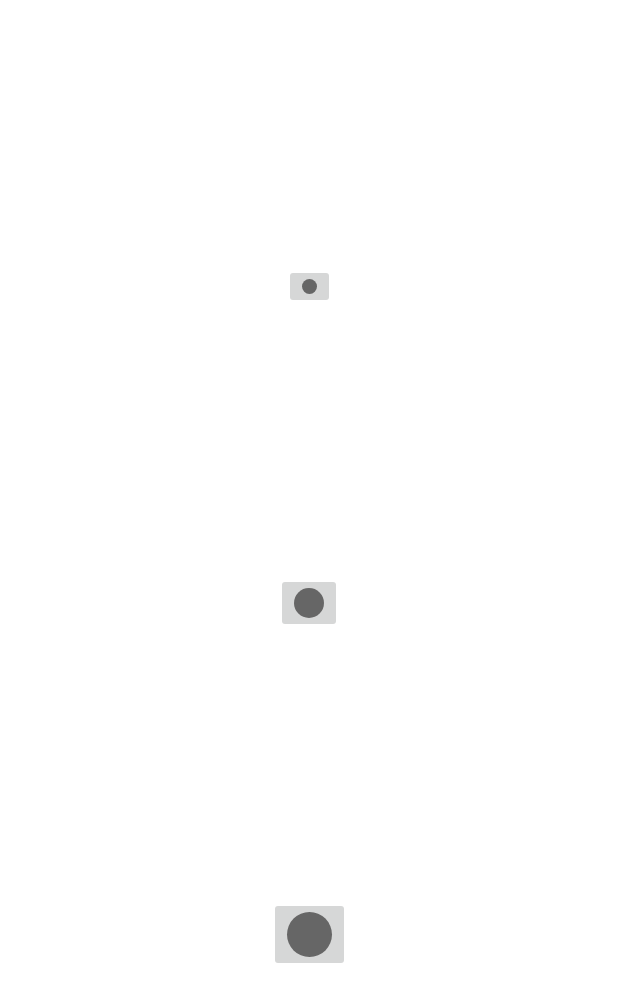
After one commit to TCompton88/Drawing_App, an Android app: the layout dialogue_brush_sizes.xml on its own in the app's theme, with its tools: preview values and no code run, on a phone screen of 412 x 824 dp. The commit adds this screen. Shown: the top 1002 px of the screen. Run offline under Robolectric (Android 15) with nearby library versions, the phone set to English and light mode, and no system bars.

Commit message:
start of brush size picker

```diff
--- a/app/src/main/java/com/example/drawingapp/DrawingView.kt
+++ b/app/src/main/java/com/example/drawingapp/DrawingView.kt
@@ -3,6 +3,7 @@ package com.example.drawingapp
 import android.content.Context
 import android.graphics.*
 import android.util.AttributeSet
+import android.util.TypedValue
 import android.view.MotionEvent
 import android.view.View
 
@@ -31,7 +32,6 @@ class DrawingView(context: Context, attrs: AttributeSet) : View(context, attrs)
         drawPaint!!.strokeJoin = Paint.Join.ROUND
         drawPaint!!.strokeCap = Paint.Cap.ROUND
         canvasPaint = Paint(Paint.DITHER_FLAG)
-        brushSize = 20.toFloat()
     }
 
     override fun onSizeChanged(w: Int, h: Int, oldw: Int, oldh: Int) {
@@ -94,6 +94,13 @@ class DrawingView(context: Context, attrs: AttributeSet) : View(context, attrs)
         return true
     }
 
+    fun setSizeForBrush(newSize: Float){
+        brushSize = TypedValue.applyDimension(TypedValue.COMPLEX_UNIT_DIP,
+        newSize, resources.displayMetrics)
+
+        drawPaint!!.strokeWidth = brushSize
+    }
+
     internal inner class CustomPath(var color: Int,
                                     var brushSize: Float) : Path() {
 
--- a/app/src/main/java/com/example/drawingapp/MainActivity.kt
+++ b/app/src/main/java/com/example/drawingapp/MainActivity.kt
@@ -1,11 +1,26 @@
 package com.example.drawingapp
 
+import android.app.Dialog
 import androidx.appcompat.app.AppCompatActivity
 import android.os.Bundle
+import com.example.drawingapp.R.layout.dialogue_brush_sizes
+
 
 class MainActivity : AppCompatActivity() {
+
+    private  var drawingView: DrawingView? = null
+
     override fun onCreate(savedInstanceState: Bundle?) {
         super.onCreate(savedInstanceState)
         setContentView(R.layout.activity_main)
+
+        drawingView = findViewById(R.id.drawing_view)
+        drawingView?.setSizeForBrush(20.toFloat())
+    }
+
+    private fun showBrushSizeDialog(){
+        var brushDialog = Dialog(this)
+        brushDialog.setContentView(dialogue_brush_sizes)
+        brushDialog.setTitle("Brush Size: ")
     }
 }
--- /dev/null
+++ b/app/src/main/res/drawable/background_drawing_view_layout.xml
@@ -0,0 +1,10 @@
+<?xml version="1.0" encoding="utf-8"?>
+<shape xmlns:android="http://schemas.android.com/apk/res/android"
+    android:shape="rectangle"
+    >
+    <solid android:color="#FFFFFF"/>
+    <stroke android:width="0.5dp"
+        android:color="#9AA2Af"/>
+
+
+</shape>
--- /dev/null
+++ b/app/src/main/res/drawable/big.xml
@@ -0,0 +1,12 @@
+<?xml version="1.0" encoding="utf-8"?>
+<shape xmlns:android="http://schemas.android.com/apk/res/android"
+    android:dither="true"
+    android:shape="oval"
+    >
+
+    <size
+        android:height="30dp"
+        android:width="30dp"/>
+    <solid android:color="#FF666666"/>
+
+</shape>
--- /dev/null
+++ b/app/src/main/res/drawable/medium.xml
@@ -0,0 +1,12 @@
+<?xml version="1.0" encoding="utf-8"?>
+<shape xmlns:android="http://schemas.android.com/apk/res/android"
+    android:dither="true"
+    android:shape="oval"
+    >
+
+    <size
+        android:height="20dp"
+        android:width="20dp"/>
+    <solid android:color="#FF666666"/>
+
+</shape>
--- /dev/null
+++ b/app/src/main/res/drawable/small.xml
@@ -0,0 +1,12 @@
+<?xml version="1.0" encoding="utf-8"?>
+<shape xmlns:android="http://schemas.android.com/apk/res/android"
+    android:dither="true"
+    android:shape="oval"
+    >
+
+    <size
+        android:height="10dp"
+        android:width="10dp"/>
+    <solid android:color="#FF666666"/>
+
+</shape>
--- a/app/src/main/res/layout/activity_main.xml
+++ b/app/src/main/res/layout/activity_main.xml
@@ -10,6 +10,8 @@
         android:id="@+id/drawing_view"
         android:layout_width="0dp"
         android:layout_height="0dp"
+        android:layout_margin="8dp"
+        android:background="@drawable/background_drawing_view_layout"
         app:layout_constraintBottom_toBottomOf="parent"
         app:layout_constraintLeft_toLeftOf="parent"
         app:layout_constraintRight_toRightOf="parent"
--- /dev/null
+++ b/app/src/main/res/layout/dialogue_brush_sizes.xml
@@ -0,0 +1,41 @@
+<?xml version="1.0" encoding="utf-8"?>
+<androidx.constraintlayout.widget.ConstraintLayout xmlns:android="http://schemas.android.com/apk/res/android"
+    xmlns:tools="http://schemas.android.com/tools"
+    android:layout_width="match_parent"
+    android:layout_height="match_parent"
+    xmlns:app="http://schemas.android.com/apk/res-auto">
+
+    <ImageButton
+        android:id="@+id/small_brush"
+        android:layout_width="wrap_content"
+        android:layout_height="wrap_content"
+        android:src="@drawable/small"
+        app:layout_constraintBottom_toTopOf="@+id/medium_brush"
+        app:layout_constraintEnd_toEndOf="parent"
+        app:layout_constraintStart_toStartOf="parent"
+        app:layout_constraintTop_toTopOf="parent"
+        tools:ignore="ContentDescription,TouchTargetSizeCheck,SpeakableTextPresentCheck" />
+
+    <ImageButton
+        android:id="@+id/medium_brush"
+        android:layout_width="wrap_content"
+        android:layout_height="wrap_content"
+        android:src="@drawable/medium"
+        app:layout_constraintBottom_toTopOf="@+id/big_brush"
+        app:layout_constraintEnd_toEndOf="parent"
+        app:layout_constraintStart_toStartOf="parent"
+        app:layout_constraintTop_toBottomOf="@+id/small_brush"
+        tools:ignore="ContentDescription,TouchTargetSizeCheck,SpeakableTextPresentCheck" />
+
+    <ImageButton
+        android:id="@+id/big_brush"
+        android:layout_width="wrap_content"
+        android:layout_height="wrap_content"
+        android:src="@drawable/big"
+        app:layout_constraintBottom_toBottomOf="parent"
+        app:layout_constraintEnd_toEndOf="parent"
+        app:layout_constraintStart_toStartOf="parent"
+        app:layout_constraintTop_toBottomOf="@+id/medium_brush"
+        tools:ignore="ContentDescription,SpeakableTextPresentCheck" />
+
+</androidx.constraintlayout.widget.ConstraintLayout>
```
